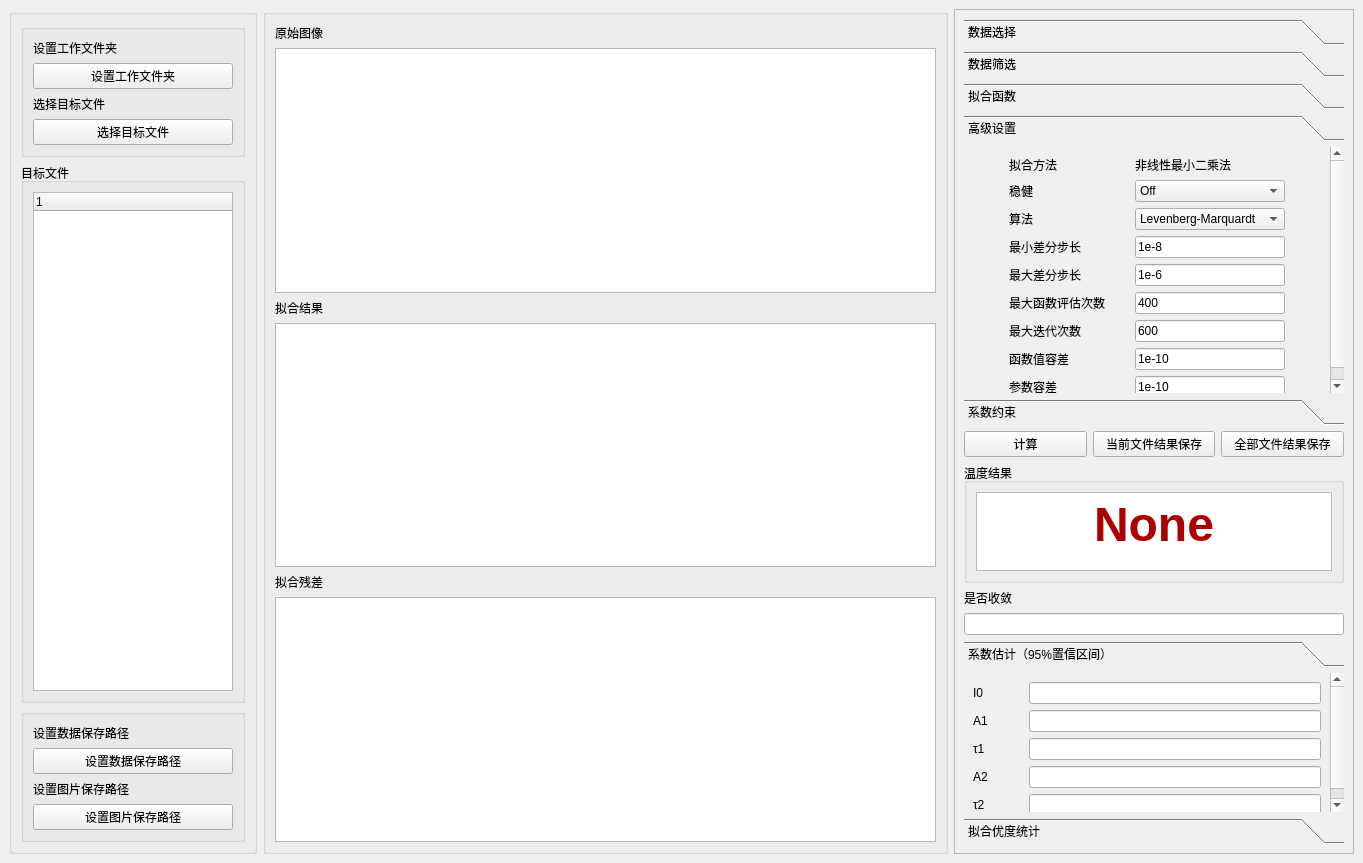
Before: the Qt Designer form info_window.ui in hanyangqian/Lifetime-Batch-Fitting-Script, drawn with Qt 5.
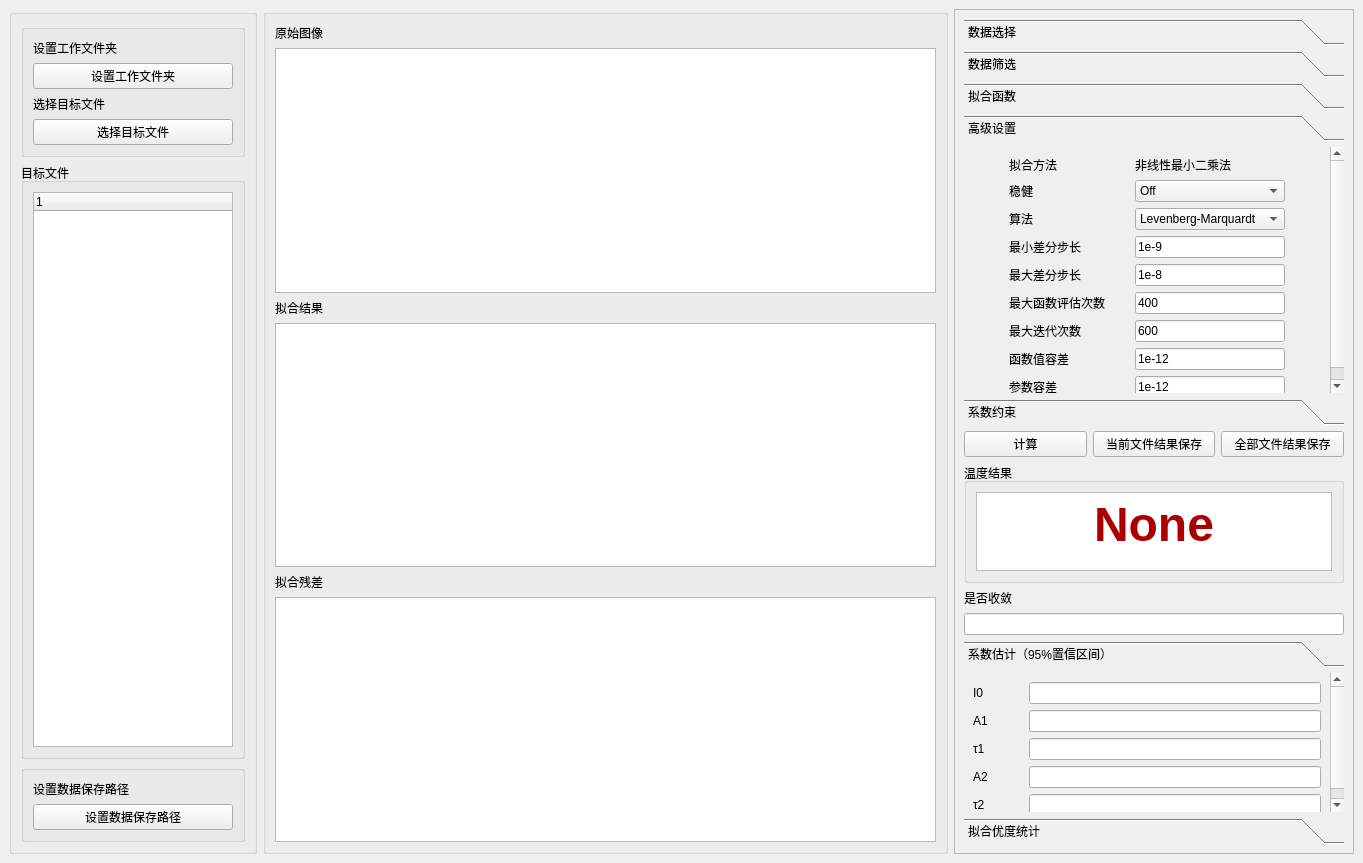
After: the same form once the commit is applied. The open tabs and pages were chosen to show the change.

```diff
--- a/info_window.ui
+++ b/info_window.ui
@@ -137,26 +137,6 @@
               </property>
              </widget>
             </item>
-            <item>
-             <widget class="QLabel" name="label">
-              <property name="text">
-               <string>设置图片保存路径</string>
-              </property>
-             </widget>
-            </item>
-            <item>
-             <widget class="QPushButton" name="pushButton_4">
-              <property name="maximumSize">
-               <size>
-                <width>200</width>
-                <height>16777215</height>
-               </size>
-              </property>
-              <property name="text">
-               <string>设置图片保存路径</string>
-              </property>
-             </widget>
-            </item>
            </layout>
           </widget>
          </item>
@@ -776,7 +756,7 @@
                    </sizepolicy>
                   </property>
                   <property name="text">
-                   <string>1e-8</string>
+                   <string>1e-9</string>
                   </property>
                  </widget>
                 </item>
@@ -822,7 +802,7 @@
                    </sizepolicy>
                   </property>
                   <property name="text">
-                   <string>1e-10</string>
+                   <string>1e-12</string>
                   </property>
                  </widget>
                 </item>
@@ -926,7 +906,7 @@
                    </sizepolicy>
                   </property>
                   <property name="text">
-                   <string>1e-6</string>
+                   <string>1e-8</string>
                   </property>
                  </widget>
                 </item>
@@ -959,7 +939,7 @@
                    </sizepolicy>
                   </property>
                   <property name="text">
-                   <string>1e-10</string>
+                   <string>1e-12</string>
                   </property>
                  </widget>
                 </item>
```
Left out of the diff: 24 changed lines with no effect on the pictures.
